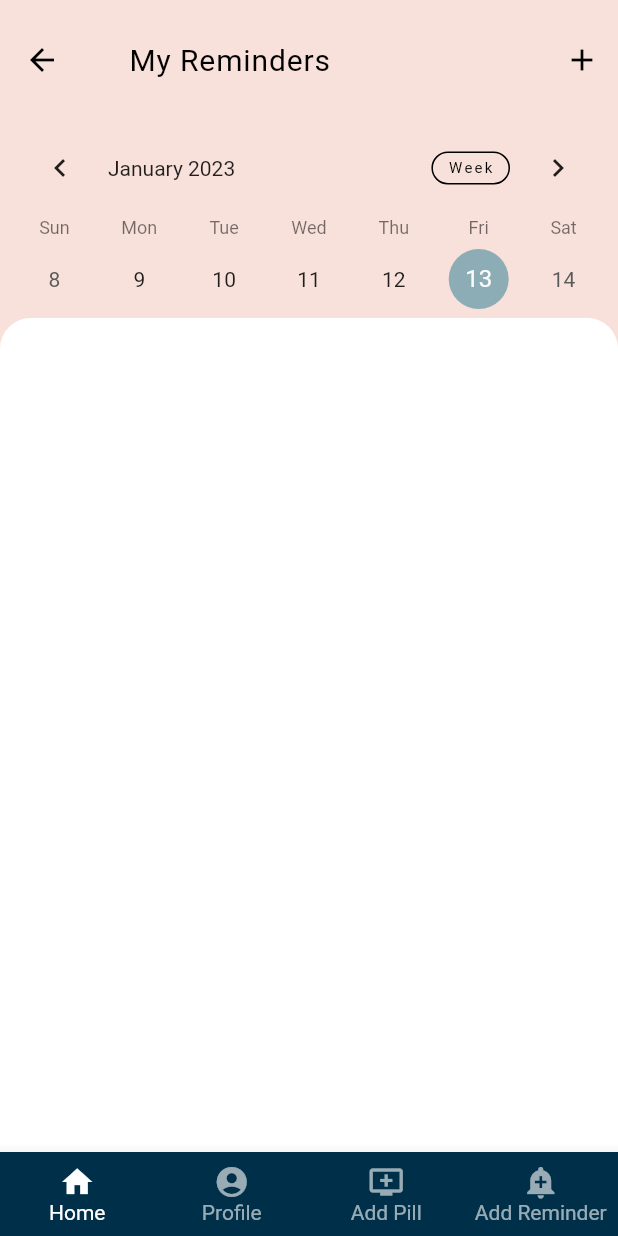
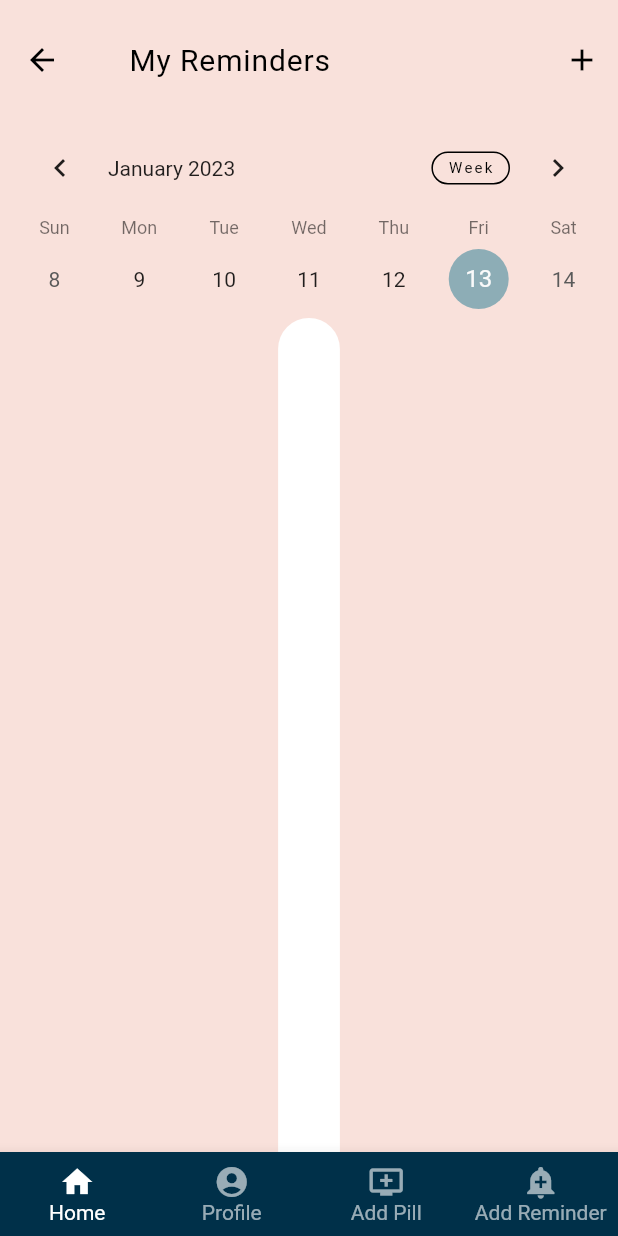
Before and after one commit to Ahmed-BS11/Pills-Reminder-App, a Flutter app: the PageFirstLayout screen opened directly, after a tap on "My Reminders", on a phone screen of 412 x 824 dp. Run offline on Flutter 3.47's test engine with Material 2 defaults, Android fonts, the light colour scheme and no system bars; drawn by our look-alikes of table_calendar; our stand-ins replace dropdown_search, flutter_secure_storage, google_fonts, lottie, shared_preferences; accounts and stored records are empty; network calls fail; Roboto replaces fonts that are missing (Raleway).

Commit message:
reminder

```diff
--- a/lib/pages/myremider.dart
+++ b/lib/pages/myremider.dart
@@ -104,6 +104,12 @@ class _MyRemiderState extends State<MyRemider> {
               ),
               //Text(data.toString()),
 
+
+            ],
+          ),
+          containerChild: Container(
+            child:Wrap(
+              children: [
                  Column(
                   children: data.map(((e) {
                     Rmids.add(e["_id"]);
@@ -131,11 +137,10 @@ class _MyRemiderState extends State<MyRemider> {
                     ],
                   ],
                 ),
-            ],
+              ],),
+            )
+            //crossAxisAlignment: CrossAxisAlignment.stretch,
           ),
-          containerChild: Row(
-            crossAxisAlignment: CrossAxisAlignment.stretch,
-          )),
     );
   }
 
--- a/lib/widgets/Remindercard.dart
+++ b/lib/widgets/Remindercard.dart
@@ -52,7 +52,7 @@ class ReminderCard extends StatelessWidget {
             children: <Widget>[
               ListTile(
                 leading: IconButton(
-                    onPressed: () {}, icon: const Icon(Icons.av_timer)),
+                    onPressed: () {}, icon: const Icon(Icons.access_time_rounded)),
                 title: Text(name),
                 subtitle: Text(description),
 
```
Lines whose indentation alone changed are shown as unchanged.
